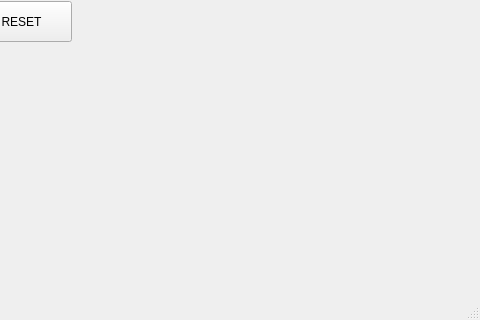
The window that mainwindow.ui (kanko-ghosh/qt-project) describes before a commit, drawn with Qt 5; both pictures show x 739 to 1219 and y 416 to 736 of the 1219 by 736 pixel window.
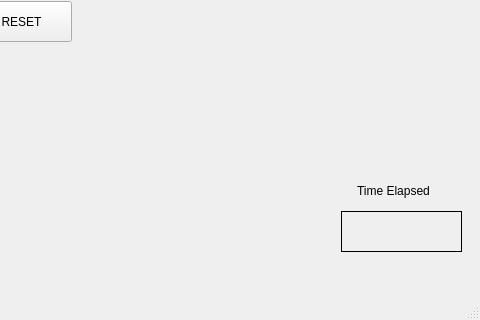
The same window after the commit. Custom widgets are drawn as their Qt base class.

The edit to the form file:
```diff
--- a/mainwindow.ui
+++ b/mainwindow.ui
@@ -301,6 +301,38 @@
      <string>DDA</string>
     </property>
    </widget>
+   <widget class="QLabel" name="time_label">
+    <property name="geometry">
+     <rect>
+      <x>1096</x>
+      <y>580</y>
+      <width>91</width>
+      <height>20</height>
+     </rect>
+    </property>
+    <property name="text">
+     <string>Time Elapsed</string>
+    </property>
+   </widget>
+   <widget class="QLabel" name="time_show">
+    <property name="geometry">
+     <rect>
+      <x>1080</x>
+      <y>610</y>
+      <width>121</width>
+      <height>41</height>
+     </rect>
+    </property>
+    <property name="frameShape">
+     <enum>QFrame::Panel</enum>
+    </property>
+    <property name="text">
+     <string/>
+    </property>
+    <property name="alignment">
+     <set>Qt::AlignCenter</set>
+    </property>
+   </widget>
   </widget>
   <widget class="QMenuBar" name="menuBar">
    <property name="geometry">
```
